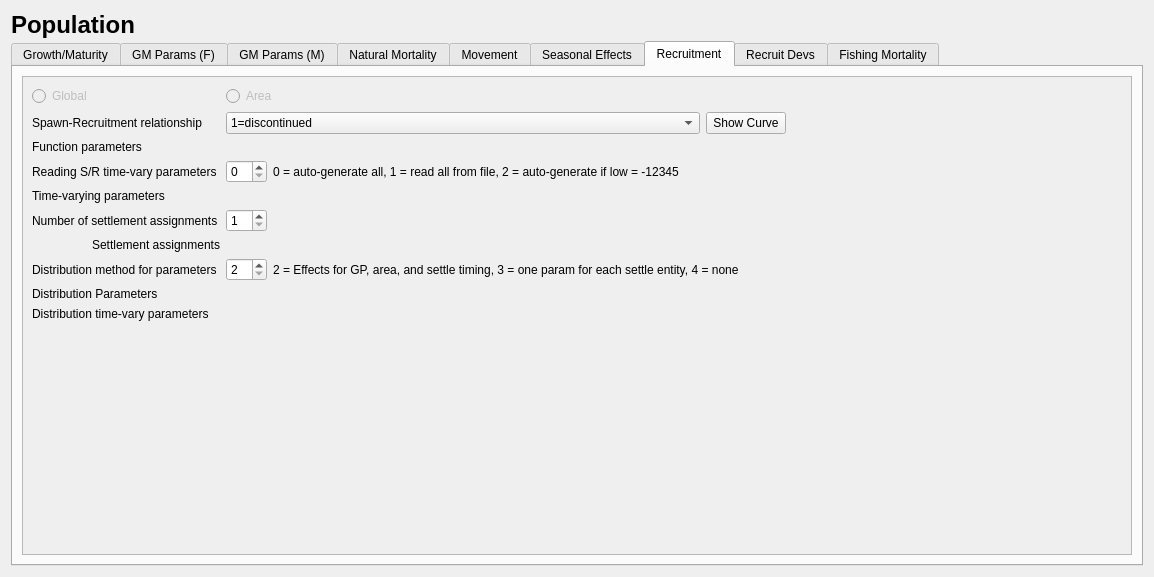
This is src/population_widget.ui in nmfs-ost/ss3-ssi as Qt 5 draws it before an edit. The edited form follows.
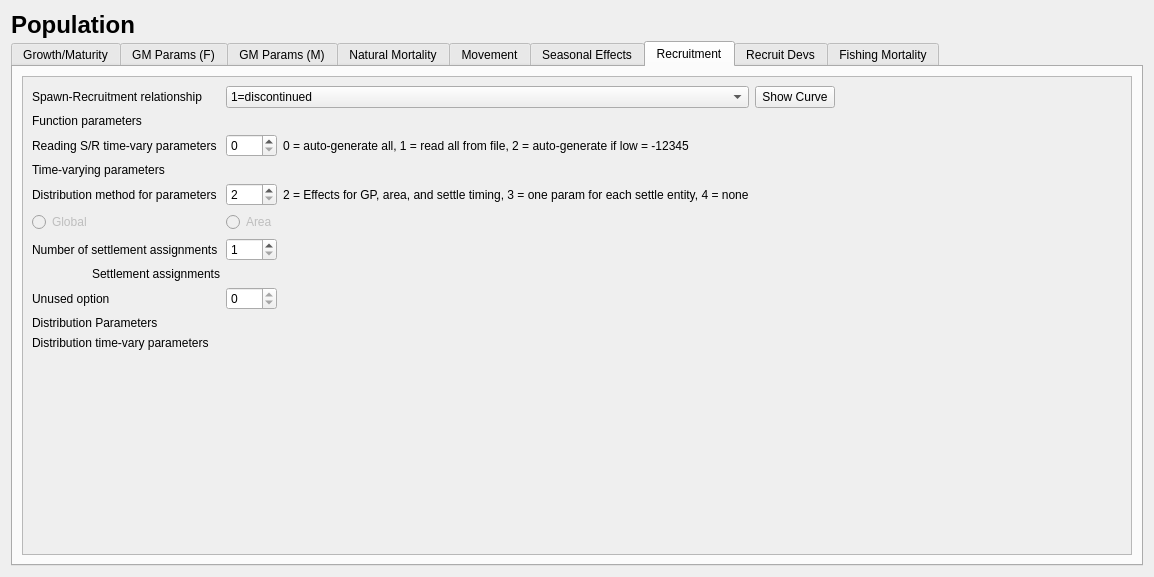
This is the edited form. The open tabs and pages were chosen to show the change. Icons and pictures are not drawn.

```diff
--- a/src/population_widget.ui
+++ b/src/population_widget.ui
@@ -2102,24 +2102,17 @@
            <rect>
             <x>0</x>
             <y>0</y>
-            <width>1094</width>
-            <height>423</height>
+            <width>1110</width>
+            <height>445</height>
            </rect>
           </property>
           <layout class="QVBoxLayout" name="verticalLayout_10">
            <item>
             <layout class="QGridLayout" name="gridLayout_recruitment">
-             <item row="15" column="0">
-              <widget class="QLabel" name="label_recr_dist_time_vary_params">
-               <property name="text">
-                <string>Distribution time-vary parameters</string>
-               </property>
-              </widget>
-             </item>
-             <item row="10" column="1">
-              <widget class="QSpinBox" name="spinBox_recr_num_assigns">
-               <property name="minimum">
-                <number>1</number>
+             <item row="15" column="1">
+              <widget class="QSpinBox" name="spinBox_recr_unused">
+               <property name="readOnly">
+                <bool>true</bool>
                </property>
               </widget>
              </item>
@@ -2130,80 +2123,6 @@
                </property>
               </widget>
              </item>
-             <item row="2" column="0">
-              <widget class="QLabel" name="label_recr_spec">
-               <property name="text">
-                <string>Spawn-Recruitment relationship</string>
-               </property>
-              </widget>
-             </item>
-             <item row="13" column="0" colspan="2">
-              <widget class="QLabel" name="label_recr_dist_params">
-               <property name="text">
-                <string>Distribution Parameters</string>
-               </property>
-              </widget>
-             </item>
-             <item row="1" column="0">
-              <widget class="QRadioButton" name="radioButton_global">
-               <property name="enabled">
-                <bool>false</bool>
-               </property>
-               <property name="text">
-                <string>Global</string>
-               </property>
-              </widget>
-             </item>
-             <item row="7" column="2" colspan="3">
-              <widget class="QLabel" name="label_time_vary_info">
-               <property name="text">
-                <string>0 = auto-generate all, 1 = read all from file, 2 = auto-generate if low = -12345</string>
-               </property>
-              </widget>
-             </item>
-             <item row="10" column="3">
-              <spacer name="horizontalSpacer_recr1">
-               <property name="orientation">
-                <enum>Qt::Horizontal</enum>
-               </property>
-               <property name="sizeHint" stdset="0">
-                <size>
-                 <width>40</width>
-                 <height>20</height>
-                </size>
-               </property>
-              </spacer>
-             </item>
-             <item row="7" column="0">
-              <widget class="QLabel" name="label_spwn_recr_time_vary_read">
-               <property name="text">
-                <string>Reading S/R time-vary parameters </string>
-               </property>
-              </widget>
-             </item>
-             <item row="8" column="0">
-              <widget class="QLabel" name="label_recr_time_vary_params">
-               <property name="text">
-                <string>Time-varying parameters</string>
-               </property>
-              </widget>
-             </item>
-             <item row="11" column="1" colspan="3">
-              <layout class="QHBoxLayout" name="horizontalLayout_recr_assigns"/>
-             </item>
-             <item row="4" column="0" rowspan="3" colspan="5">
-              <layout class="QVBoxLayout" name="verticalLayout_recr_params"/>
-             </item>
-             <item row="1" column="1" colspan="2">
-              <widget class="QRadioButton" name="radioButton_area">
-               <property name="enabled">
-                <bool>false</bool>
-               </property>
-               <property name="text">
-                <string>Area</string>
-               </property>
-              </widget>
-             </item>
              <item row="2" column="1" colspan="3">
               <widget class="QComboBox" name="comboBox_recr_spec">
                <item>
@@ -2253,7 +2172,7 @@
                </item>
               </widget>
              </item>
-             <item row="12" column="1">
+             <item row="11" column="1">
               <widget class="QSpinBox" name="spinBox_recr_dist_params">
                <property name="minimum">
                 <number>2</number>
@@ -2263,37 +2182,78 @@
                </property>
               </widget>
              </item>
-             <item row="9" column="0" colspan="4">
-              <layout class="QVBoxLayout" name="verticalLayout_recr_time_vary_params"/>
-             </item>
-             <item row="10" column="4">
-              <spacer name="horizontalSpacer_recr2_2">
-               <property name="orientation">
-                <enum>Qt::Horizontal</enum>
-               </property>
-               <property name="sizeHint" stdset="0">
-                <size>
-                 <width>40</width>
-                 <height>20</height>
-                </size>
-               </property>
-              </spacer>
-             </item>
-             <item row="12" column="2" colspan="3">
-              <widget class="QLabel" name="label_recr_dist_method_info">
-               <property name="text">
-                <string>2 = Effects for GP, area, and settle timing, 3 = one param for each settle entity, 4 = none</string>
-               </property>
-              </widget>
-             </item>
-             <item row="10" column="0">
+             <item row="13" column="0">
               <widget class="QLabel" name="label_recr_num_assigns">
                <property name="text">
                 <string>Number of settlement assignments</string>
                </property>
               </widget>
              </item>
-             <item row="11" column="0">
+             <item row="13" column="4">
+              <spacer name="horizontalSpacer_recr2_2">
+               <property name="orientation">
+                <enum>Qt::Horizontal</enum>
+               </property>
+               <property name="sizeHint" stdset="0">
+                <size>
+                 <width>40</width>
+                 <height>20</height>
+                </size>
+               </property>
+              </spacer>
+             </item>
+             <item row="7" column="2" colspan="3">
+              <widget class="QLabel" name="label_time_vary_info">
+               <property name="text">
+                <string>0 = auto-generate all, 1 = read all from file, 2 = auto-generate if low = -12345</string>
+               </property>
+              </widget>
+             </item>
+             <item row="13" column="3">
+              <spacer name="horizontalSpacer_recr1">
+               <property name="orientation">
+                <enum>Qt::Horizontal</enum>
+               </property>
+               <property name="sizeHint" stdset="0">
+                <size>
+                 <width>40</width>
+                 <height>20</height>
+                </size>
+               </property>
+              </spacer>
+             </item>
+             <item row="7" column="1">
+              <widget class="QSpinBox" name="spinBox_spwn_recr_time_vary_read">
+               <property name="maximum">
+                <number>2</number>
+               </property>
+              </widget>
+             </item>
+             <item row="20" column="0" colspan="4">
+              <layout class="QVBoxLayout" name="verticalLayout_recr_dist_time_vary_params"/>
+             </item>
+             <item row="7" column="0">
+              <widget class="QLabel" name="label_spwn_recr_time_vary_read">
+               <property name="text">
+                <string>Reading S/R time-vary parameters </string>
+               </property>
+              </widget>
+             </item>
+             <item row="8" column="0">
+              <widget class="QLabel" name="label_recr_time_vary_params">
+               <property name="text">
+                <string>Time-varying parameters</string>
+               </property>
+              </widget>
+             </item>
+             <item row="19" column="0">
+              <widget class="QLabel" name="label_recr_dist_time_vary_params">
+               <property name="text">
+                <string>Distribution time-vary parameters</string>
+               </property>
+              </widget>
+             </item>
+             <item row="14" column="0">
               <widget class="QLabel" name="label_recr_assigns">
                <property name="text">
                 <string>Settlement assignments</string>
@@ -2303,10 +2263,47 @@
                </property>
               </widget>
              </item>
-             <item row="7" column="1">
-              <widget class="QSpinBox" name="spinBox_spwn_recr_time_vary_read">
-               <property name="maximum">
-                <number>2</number>
+             <item row="11" column="0">
+              <widget class="QLabel" name="label_recr_dist_method">
+               <property name="text">
+                <string>Distribution method for parameters</string>
+               </property>
+              </widget>
+             </item>
+             <item row="2" column="0">
+              <widget class="QLabel" name="label_recr_spec">
+               <property name="text">
+                <string>Spawn-Recruitment relationship</string>
+               </property>
+              </widget>
+             </item>
+             <item row="9" column="0" colspan="4">
+              <layout class="QVBoxLayout" name="verticalLayout_recr_time_vary_params"/>
+             </item>
+             <item row="17" column="0" colspan="2">
+              <widget class="QLabel" name="label_recr_dist_params">
+               <property name="text">
+                <string>Distribution Parameters</string>
+               </property>
+              </widget>
+             </item>
+             <item row="11" column="2" colspan="2">
+              <widget class="QLabel" name="label_recr_dist_method_info">
+               <property name="text">
+                <string>2 = Effects for GP, area, and settle timing, 3 = one param for each settle entity, 4 = none</string>
+               </property>
+              </widget>
+             </item>
+             <item row="18" column="0" colspan="5">
+              <layout class="QVBoxLayout" name="verticalLayout_recr_dist_params"/>
+             </item>
+             <item row="14" column="1" colspan="3">
+              <layout class="QHBoxLayout" name="horizontalLayout_recr_assigns"/>
+             </item>
+             <item row="13" column="1">
+              <widget class="QSpinBox" name="spinBox_recr_num_assigns">
+               <property name="minimum">
+                <number>1</number>
                </property>
               </widget>
              </item>
@@ -2343,18 +2340,35 @@
                </item>
               </layout>
              </item>
+             <item row="15" column="0">
+              <widget class="QLabel" name="label_recr_unused">
+               <property name="text">
+                <string>Unused option</string>
+               </property>
+              </widget>
+             </item>
+             <item row="4" column="0" rowspan="3" colspan="5">
+              <layout class="QVBoxLayout" name="verticalLayout_recr_params"/>
+             </item>
              <item row="12" column="0">
-              <widget class="QLabel" name="label_recr_dist_method">
+              <widget class="QRadioButton" name="radioButton_global">
+               <property name="enabled">
+                <bool>false</bool>
+               </property>
                <property name="text">
-                <string>Distribution method for parameters</string>
+                <string>Global</string>
                </property>
               </widget>
              </item>
-             <item row="14" column="0" colspan="5">
-              <layout class="QVBoxLayout" name="verticalLayout_recr_dist_params"/>
-             </item>
-             <item row="16" column="0" colspan="4">
-              <layout class="QVBoxLayout" name="verticalLayout_recr_dist_time_vary_params"/>
+             <item row="12" column="1">
+              <widget class="QRadioButton" name="radioButton_area">
+               <property name="enabled">
+                <bool>false</bool>
+               </property>
+               <property name="text">
+                <string>Area</string>
+               </property>
+              </widget>
              </item>
             </layout>
            </item>
```
Left out of the diff: 34 changed lines with no effect on the pictures.
